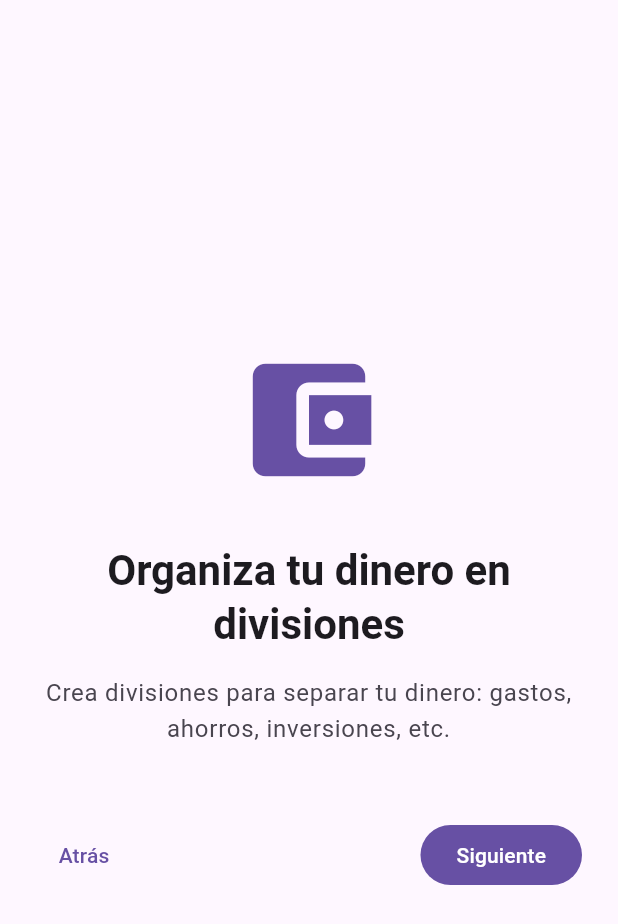
After one commit to isaisolis615-arch/el_chanchito, a Flutter app: the OnboardingScreen screen opened by its route, after a tap on "Siguiente", on a phone screen of 412 x 824 dp. The commit adds this screen. Shown: the top 924 px of the screen. Run offline on Flutter 3.47's test engine with Material 3 defaults, Android fonts, the phone set to English and light mode, and no system bars; our stand-ins replace flutter_local_notifications, flutter_riverpod, go_router, permission_handler, shared_preferences, timezone; accounts and stored records are empty.

Commit message:
Fix: first-time user onboarding, logout, divisions route, profile saving, dark mode toggle, notifications, logout

```diff
--- /dev/null
+++ b/lib/screens/onboarding_screen.dart
@@ -0,0 +1,163 @@
+import 'package:flutter/material.dart';
+import 'package:flutter_riverpod/flutter_riverpod.dart';
+import 'package:go_router/go_router.dart';
+import '../providers/providers.dart';
+
+class OnboardingScreen extends ConsumerStatefulWidget {
+  const OnboardingScreen({super.key});
+
+  @override
+  ConsumerState<OnboardingScreen> createState() => _OnboardingScreenState();
+}
+
+class _OnboardingScreenState extends ConsumerState<OnboardingScreen> {
+  final _nombreController = TextEditingController();
+  final _emailController = TextEditingController();
+  int _currentStep = 0;
+
+  final List<_OnboardingStep> _steps = [
+    const _OnboardingStep(
+      title: '¡Bienvenido a El Chanchito!',
+      description: 'Tu app para organizar tus finanzas de forma simple y visual.',
+      icon: Icons.savings,
+    ),
+    const _OnboardingStep(
+      title: 'Organiza tu dinero en divisiones',
+      description: 'Crea divisiones para separar tu dinero: gastos, ahorros, inversiones, etc.',
+      icon: Icons.account_balance_wallet,
+    ),
+    const _OnboardingStep(
+      title: 'Registra ingresos y egresos',
+      description: 'Añade transacciones fácilmente y visualiza tu balance al instante.',
+      icon: Icons.receipt_long,
+    ),
+    const _OnboardingStep(
+      title: 'Programa transacciones recurrentes',
+      description: 'Configura ingresos y egresos recurrentes (sueldo, alquiler, suscripciones).',
+      icon: Icons.schedule,
+    ),
+  ];
+
+  @override
+  void dispose() {
+    _nombreController.dispose();
+    _emailController.dispose();
+    super.dispose();
+  }
+
+  @override
+  Widget build(BuildContext context) {
+    if (_currentStep < _steps.length) {
+      return _buildStepScreen(context);
+    } else {
+      return _buildProfileForm(context);
+    }
+  }
+
+  Widget _buildStepScreen(BuildContext context) {
+    final step = _steps[_currentStep];
+    final theme = Theme.of(context);
+
+    return Scaffold(
+      body: SafeArea(
+        child: Padding(
+          padding: const EdgeInsets.all(24),
+          child: Column(
+            mainAxisAlignment: MainAxisAlignment.center,
+            children: [
+              Icon(step.icon, size: 100, color: theme.colorScheme.primary),
+              const SizedBox(height: 32),
+              Text(
+                step.title,
+                style: theme.textTheme.headlineMedium?.copyWith(fontWeight: FontWeight.bold),
+                textAlign: TextAlign.center,
+              ),
+              const SizedBox(height: 16),
+              Text(
+                step.description,
+                style: theme.textTheme.bodyLarge?.copyWith(color: theme.colorScheme.onSurfaceVariant),
+                textAlign: TextAlign.center,
+              ),
+              const SizedBox(height: 48),
+              Row(
+                mainAxisAlignment: MainAxisAlignment.spaceBetween,
+                children: [
+                  if (_currentStep > 0)
+                    TextButton(
+                      onPressed: () => setState(() => _currentStep--),
+                      child: const Text('Atrás'),
+                    )
+                  else
+                    const SizedBox.shrink(),
+                  FilledButton(
+                    onPressed: () => setState(() => _currentStep++),
+                    child: Text(_currentStep == _steps.length - 1 ? 'Empezar' : 'Siguiente'),
+                  ),
+                ],
+              ),
+            ],
+          ),
+        ),
+      ),
+    );
+  }
+
+  Widget _buildProfileForm(BuildContext context) {
+    return Scaffold(
+      appBar: AppBar(title: const Text('Completa tu perfil')),
+      body: Padding(
+        padding: const EdgeInsets.all(24),
+        child: Column(
+          mainAxisAlignment: MainAxisAlignment.center,
+          children: [
+            Icon(Icons.person_add, size: 80, color: Theme.of(context).colorScheme.primary),
+            const SizedBox(height: 24),
+            Text('Completa tu perfil', style: Theme.of(context).textTheme.headlineMedium?.copyWith(fontWeight: FontWeight.bold)),
+            const SizedBox(height: 8),
+            Text('Esta información se usará para personalizar tu experiencia', style: Theme.of(context).textTheme.bodyMedium?.copyWith(color: Theme.of(context).colorScheme.onSurfaceVariant), textAlign: TextAlign.center),
+            const SizedBox(height: 32),
+            TextField(
+              controller: _nombreController,
+              decoration: const InputDecoration(labelText: 'Nombre', border: OutlineInputBorder(), prefixIcon: Icon(Icons.person)),
+              autofocus: true,
+            ),
+            const SizedBox(height: 16),
+            TextField(
+              controller: _emailController,
+              keyboardType: TextInputType.emailAddress,
+              decoration: const InputDecoration(labelText: 'Email (opcional)', border: OutlineInputBorder(), prefixIcon: Icon(Icons.email)),
+            ),
+            const SizedBox(height: 32),
+FilledButton(
+                onPressed: () async {
+                  if (_nombreController.text.trim().isEmpty) return;
+                  final profile = ref.read(userProfileProvider);
+                  final updated = profile.copyWith(
+                    nombre: _nombreController.text.trim(),
+                    email: _emailController.text.trim().isEmpty ? null : _emailController.text.trim(),
+                  );
+                  await ref.read(userProfileProvider.notifier).update(updated);
+                  if (!mounted) return;
+                  context.go('/');
+                },
+                style: FilledButton.styleFrom(minimumSize: const Size(double.infinity, 56)),
+                child: const Text('Guardar y entrar', style: TextStyle(fontSize: 18)),
+              ),
+          ],
+        ),
+      ),
+    );
+  }
+}
+
+class _OnboardingStep {
+  final String title;
+  final String description;
+  final IconData icon;
+
+  const _OnboardingStep({
+    required this.title,
+    required this.description,
+    required this.icon,
+  });
+}
--- a/lib/screens/screens.dart
+++ b/lib/screens/screens.dart
@@ -5,3 +5,5 @@ export 'profile_screen.dart';
 export 'schedule_screen.dart';
 export 'division_detail_screen.dart';
 export 'schedule_new_screen.dart';
+export 'divisions_screen.dart';
+export 'onboarding_screen.dart';
```
Also changed, not shown: lib/main.dart (+31 -8 lines), lib/providers/app_providers.dart (+7 -0 lines), lib/repositories/local_repository.dart (+9 -0 lines), lib/screens/divisions_screen.dart (added, +216 -0 lines), lib/screens/home_screen.dart (+10 -5 lines), lib/screens/profile_screen.dart (+9 -5 lines).
